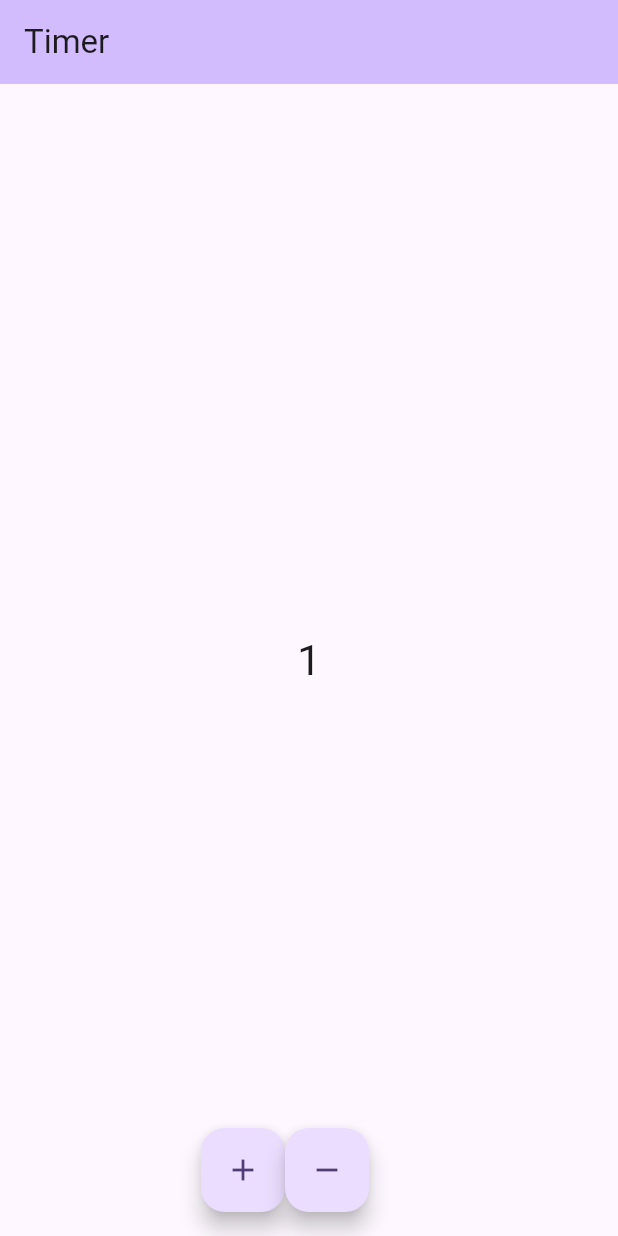
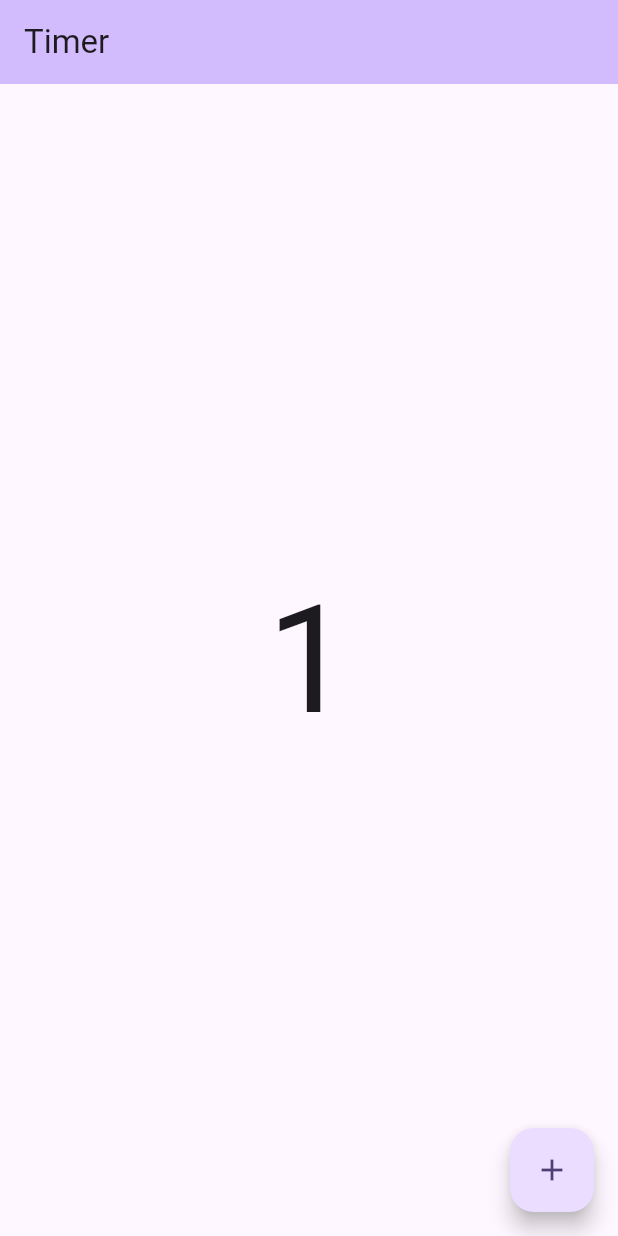
Before and after one commit to naoyamatsunaga/timer, a Flutter app: the screen it shows after launch, after a tap on the "add" icon, on a phone screen of 412 x 824 dp. Run offline on Flutter 3.47's test engine with Material 3 defaults, Android fonts, the phone set to English and light mode, and no system bars.

```diff
--- a/lib/main.dart
+++ b/lib/main.dart
@@ -4,6 +4,7 @@ void main() {
   runApp(const MyApp());
 }
 
+// StatelessWidget
 class MyApp extends StatelessWidget {
   const MyApp({super.key});
 
@@ -20,6 +21,7 @@ class MyApp extends StatelessWidget {
   }
 }
 
+// StatefulWidget
 class MyHomePage extends StatefulWidget {
   const MyHomePage({super.key, required this.title});
 
@@ -30,17 +32,11 @@ class MyHomePage extends StatefulWidget {
 }
 
 class _MyHomePageState extends State<MyHomePage> {
-  int _counter = 0;
+  int _seconds = 0;
 
-  void _incrementCounter() {
+  void _incrementSeconds() {
     setState(() {
-      _counter++;
-    });
-  }
-
-  void _decrementCounter() {
-    setState(() {
-      if (_counter > 0) _counter--;
+      _seconds++;
     });
   }
 
@@ -53,22 +49,13 @@ class _MyHomePageState extends State<MyHomePage> {
       ),
       body: Center(
         child: Text(
-          '$_counter',
-          style: Theme.of(context).textTheme.headlineMedium,
+          '$_seconds',
+          style: const TextStyle(fontSize: 100),
         ),
       ),
-      floatingActionButton: Row(
-        mainAxisAlignment: MainAxisAlignment.center,
-        children: [
-          FloatingActionButton(
-            onPressed: _incrementCounter,
-            child: const Icon(Icons.add),
-          ),
-          FloatingActionButton(
-            onPressed: _decrementCounter,
-            child: const Icon(Icons.remove),
-          ),
-        ],
+      floatingActionButton: FloatingActionButton(
+        onPressed: _incrementSeconds,
+        child: const Icon(Icons.add),
       ),
     );
   }
```
